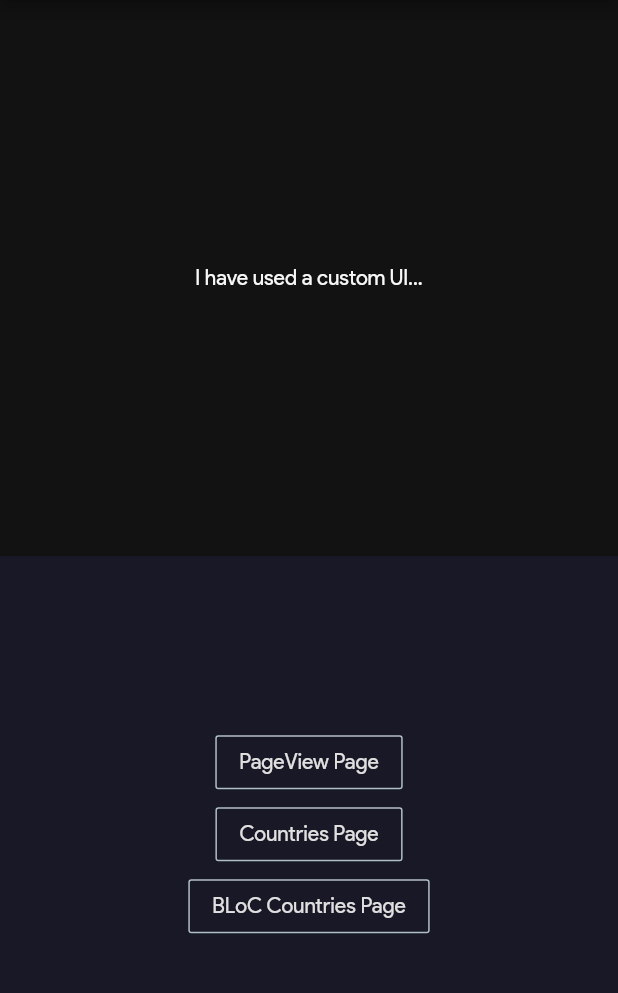
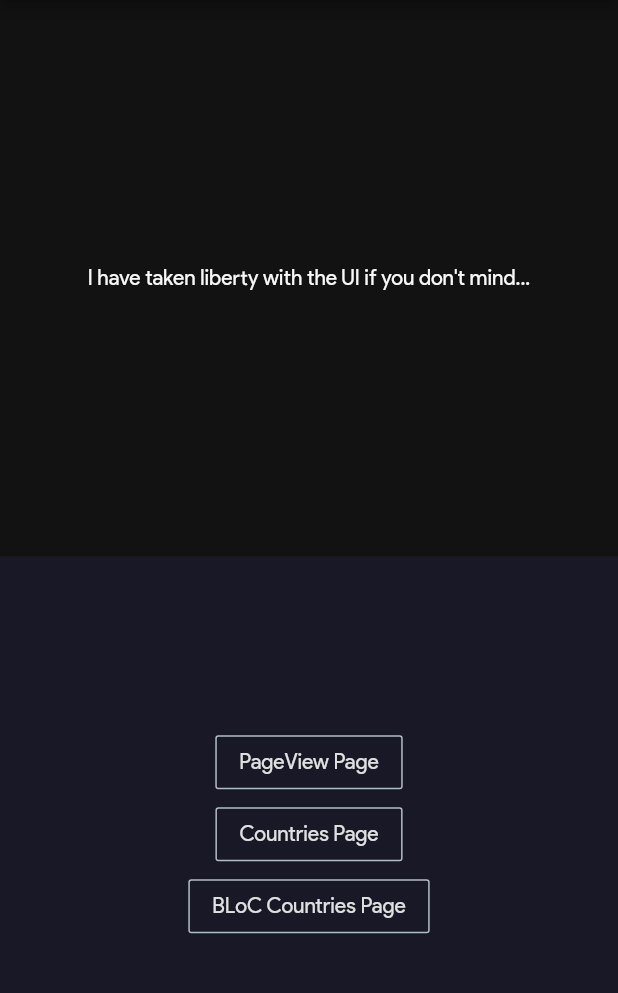
Before and after one commit to ninjaasmoke/tempapp, a Flutter app: the screen it shows after launch, on a phone screen of 412 x 824 dp, the part 84-1077 px from its top. Run offline on Flutter 3.47's test engine with Material 2 defaults, Android fonts, the phone set to English and light mode, and no system bars; our stand-ins replace equatable, flutter_bloc, flutter_svg.

```diff
--- a/lib/Pages/HomePage.dart
+++ b/lib/Pages/HomePage.dart
@@ -31,7 +31,8 @@ class _HomePageState extends State<HomePage> {
               height: MediaQuery.of(context).size.height * .45,
               width: MediaQuery.of(context).size.width,
               color: Color(0xff121212),
-              child: Text("I have used a custom UI..."),
+              child:
+                  Text("I have taken liberty with the UI if you don't mind..."),
               alignment: Alignment.center,
             ),
             Container(
```
Also changed, not shown: 1 other file.
